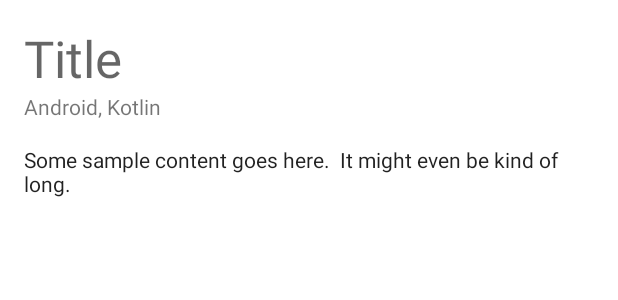
After one commit to goobar-dev/android-305-android-bootcamp-kotlin, an Android app: the layout item_topic.xml on its own in the app's theme, with its tools: preview values and no code run, on a phone screen of 412 x 824 dp. The commit adds this screen. Shown: the top 300 px of the screen. Run offline under Robolectric (Android 15) with nearby library versions, the phone set to English and light mode, and no system bars.

Commit message:
Populate StudyGuideFragment with sample data

```diff
--- a/android-study-guide/app/build.gradle
+++ b/android-study-guide/app/build.gradle
@@ -44,6 +44,10 @@ dependencies {
   implementation 'androidx.constraintlayout:constraintlayout:2.1.4'
   implementation 'androidx.navigation:navigation-fragment-ktx:2.5.0'
   implementation 'androidx.navigation:navigation-ui-ktx:2.5.0'
+
+  implementation 'com.squareup.retrofit2:retrofit:2.9.0'
+  implementation 'com.squareup.retrofit2:converter-moshi:2.9.0'
+
   testImplementation 'junit:junit:4.13.2'
   androidTestImplementation 'androidx.test.ext:junit:1.1.3'
   androidTestImplementation 'androidx.test.espresso:espresso-core:3.4.0'
--- /dev/null
+++ b/android-study-guide/app/src/main/res/layout/item_topic.xml
@@ -0,0 +1,47 @@
+<?xml version="1.0" encoding="utf-8"?>
+<androidx.constraintlayout.widget.ConstraintLayout xmlns:android="http://schemas.android.com/apk/res/android"
+    xmlns:app="http://schemas.android.com/apk/res-auto"
+    xmlns:tools="http://schemas.android.com/tools"
+    android:layout_width="match_parent"
+    android:layout_height="wrap_content"
+    android:minHeight="80dp"
+    >
+
+  <TextView
+      android:id="@+id/topicTitle"
+      android:layout_width="wrap_content"
+      android:layout_height="wrap_content"
+      android:layout_marginStart="16dp"
+      android:layout_marginTop="16dp"
+      android:textAppearance="@style/TextAppearance.AppCompat.Display1"
+      app:layout_constraintStart_toStartOf="parent"
+      app:layout_constraintTop_toTopOf="parent"
+      tools:text="Title"
+      />
+
+  <TextView
+      android:id="@+id/topicCategories"
+      android:layout_width="0dp"
+      android:layout_height="wrap_content"
+      app:layout_constraintEnd_toEndOf="parent"
+      app:layout_constraintStart_toStartOf="@id/topicTitle"
+      app:layout_constraintTop_toBottomOf="@id/topicTitle"
+      tools:text="Android, Kotlin"
+      />
+
+  <TextView
+      android:id="@+id/topicContent"
+      android:layout_width="0dp"
+      android:layout_height="wrap_content"
+      android:layout_marginBottom="16dp"
+      android:layout_marginEnd="16dp"
+      android:layout_marginTop="16dp"
+      android:textAppearance="@style/TextAppearance.AppCompat.Body1"
+      app:layout_constraintBottom_toBottomOf="parent"
+      app:layout_constraintEnd_toEndOf="parent"
+      app:layout_constraintStart_toStartOf="@id/topicCategories"
+      app:layout_constraintTop_toBottomOf="@id/topicCategories"
+      tools:text="Some sample content goes here.  It might even be kind of long."
+      />
+
+</androidx.constraintlayout.widget.ConstraintLayout>
```
Also changed, not shown: android-study-guide/app/src/main/java/dev/goobar/androidstudyguide/data/Topic.kt (added, +7 -0 lines), android-study-guide/app/src/main/java/dev/goobar/androidstudyguide/studyguide/StudyGuideFragment.kt (+8 -1 lines), android-study-guide/app/src/main/java/dev/goobar/androidstudyguide/studyguide/StudyGuideListAdapter.kt (added, +41 -0 lines), android-study-guide/app/src/main/java/dev/goobar/androidstudyguide/studyguide/StudyGuideViewModel.kt (+12 -4 lines), android-study-guide/app/src/main/res/layout/fragment_study_guide.xml (+5 -6 lines).
